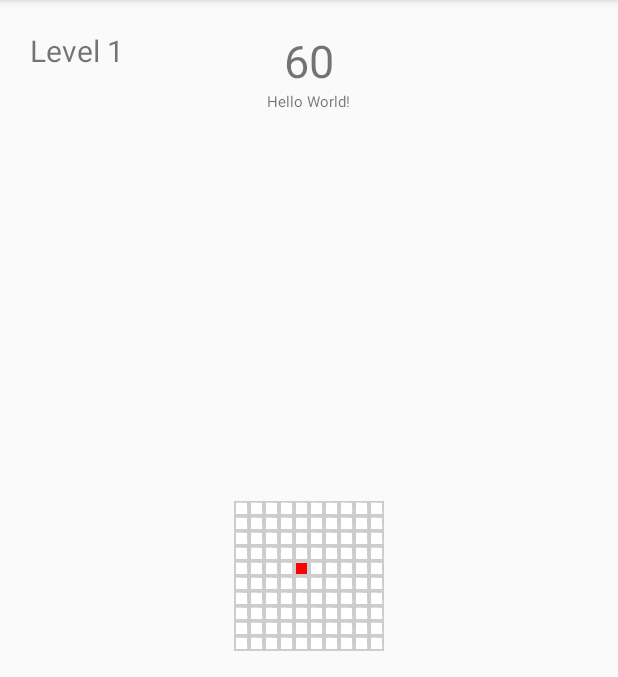
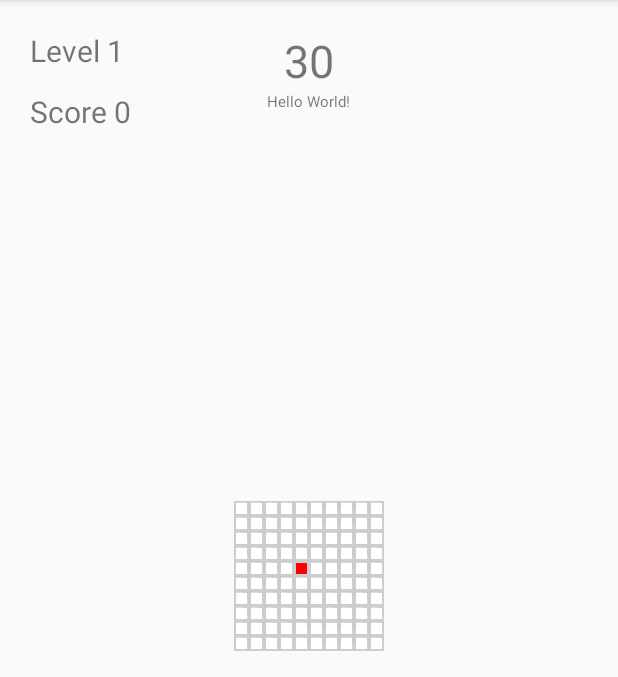
Before and after one commit to Hyuni89/SnakeGame, an Android app: the screen it shows after launch (MainActivity), on a phone screen of 412 x 824 dp, the part 84-761 px from its top. Run offline under Robolectric (Android 15) with nearby library versions, the phone set to English and light mode, and no system bars.

Commit message:
add score count redefine timegap define constants TODO: score board, game over flagment

```diff
--- a/app/src/main/java/com/example/cho/snake/MainActivity.java
+++ b/app/src/main/java/com/example/cho/snake/MainActivity.java
@@ -18,6 +18,7 @@ public class MainActivity extends AppCompatActivity {
     private TextView tv;
     private TextView levelText;
     private TextView timeText;
+    private TextView scoreText;
     private RelativeLayout rl;
     private GridLayout gl;
     private SnakeEngine sn;
@@ -27,6 +28,7 @@ public class MainActivity extends AppCompatActivity {
     static final int UPDATE_ELEMENT = 1;
     static final int UPDATE_TIME = 2;
     static final int UPDATE_LEVEL = 3;
+    static final int UPDATE_SCORE = 4;
 
     @Override
     protected void onCreate(Bundle savedInstanceState) {
@@ -63,6 +65,8 @@ public class MainActivity extends AppCompatActivity {
                     timeText.setText(Integer.toString(msg.arg1));
                 } else if(msg.what == UPDATE_LEVEL) {
                     levelText.setText("Level " + Integer.toString(sn.getLevel()));
+                } else if(msg.what == UPDATE_SCORE) {
+                    scoreText.setText("Score " + Integer.toString(msg.arg1));
                 }
             }
         };
@@ -71,6 +75,7 @@ public class MainActivity extends AppCompatActivity {
 
         levelText = (TextView)findViewById(R.id.levelText);
         timeText = (TextView)findViewById(R.id.timeText);
+        scoreText = (TextView)findViewById(R.id.scoreText);
         tv = (TextView)findViewById(R.id.gestureStatusText);
         gl = (GridLayout)findViewById(R.id.SnakeMap);
         rl = (RelativeLayout)findViewById(R.id.mainLayer);
--- a/app/src/main/java/com/example/cho/snake/SnakeEngine.java
+++ b/app/src/main/java/com/example/cho/snake/SnakeEngine.java
@@ -26,17 +26,27 @@ public class SnakeEngine {
     private Thread itemThread;
     private Handler h;
     private Message msg;
+    private int score;
+    enum ScoreType {
+        INIT, TIME, APPEND
+    }
+
+    private final int LIMITTIME = 30;
+    private final double TIMEGAP = 0.5;
+
 
     public SnakeEngine(Handler h) {
         body = new ArrayList<point>();
         head = new point(5, 5);
         body.add(head);
         this.h = h;
+        setScore(ScoreType.INIT);
         setLevel(1);
     }
 
     public SnakeEngine(Handler h, int l) {
         this.h = h;
+        setScore(ScoreType.INIT);
         setLevel(l);
     }
 
@@ -51,8 +61,8 @@ public class SnakeEngine {
             }
         }
         direction = 0;
-        timeGap = Math.pow(0.9, level - 1);
-        limitTime = 60;
+        timeGap = Math.pow(TIMEGAP, level - 1);
+        limitTime = LIMITTIME;
         isAlive = true;
         timeThread = new Thread(new Runnable() {
             @Override
@@ -64,6 +74,7 @@ public class SnakeEngine {
                         e.printStackTrace();
                     }
                     limitTime -= 1;
+                    setScore(ScoreType.TIME);
                     msg = new Message();
                     msg.what = MainActivity.UPDATE_TIME;
                     msg.arg1 = limitTime;
@@ -190,6 +201,7 @@ public class SnakeEngine {
                 return;
             case 3:     // append
                 body.add(new point(body.get(body.size() - 1).x, body.get(body.size() - 1).y));
+                setScore(ScoreType.APPEND);
             default:
                 for(int i = 0; i < body.size(); i++) {
                     map[body.get(i).y][body.get(i).x] = 2;
@@ -210,6 +222,21 @@ public class SnakeEngine {
         return map;
     }
 
+    synchronized private void setScore(ScoreType type) {
+        if(type == ScoreType.TIME) {
+            score += 1;
+        } else if(type == ScoreType.APPEND) {
+            score += 100;
+        } else if(type == ScoreType.INIT) {
+            score = 0;
+        }
+
+        msg = new Message();
+        msg.what = MainActivity.UPDATE_SCORE;
+        msg.arg1 = score;
+        h.sendMessage(msg);
+    }
+
     class point {
         public int x;
         public int y;
--- a/app/src/main/res/layout/activity_main.xml
+++ b/app/src/main/res/layout/activity_main.xml
@@ -26,6 +26,15 @@
         android:textSize="30dp"
         android:layout_marginTop="20dp"
         android:text="60"/>
+
+    <TextView
+        android:layout_width="wrap_content"
+        android:layout_height="wrap_content"
+        android:id="@+id/scoreText"
+        android:text="Score 0"
+        android:textSize="20dp"
+        android:layout_below="@+id/timeText"
+        android:layout_marginLeft="20dp"/>
 
     <TextView
         android:layout_width="wrap_content"
```
Also changed, not shown: app/src/main/res/drawable/boundary.xml (added, +30 -0 lines), app/src/main/res/layout/gameover.xml (added, +39 -0 lines), app/src/main/res/layout/scoreboard.xml (added, +15 -0 lines).
